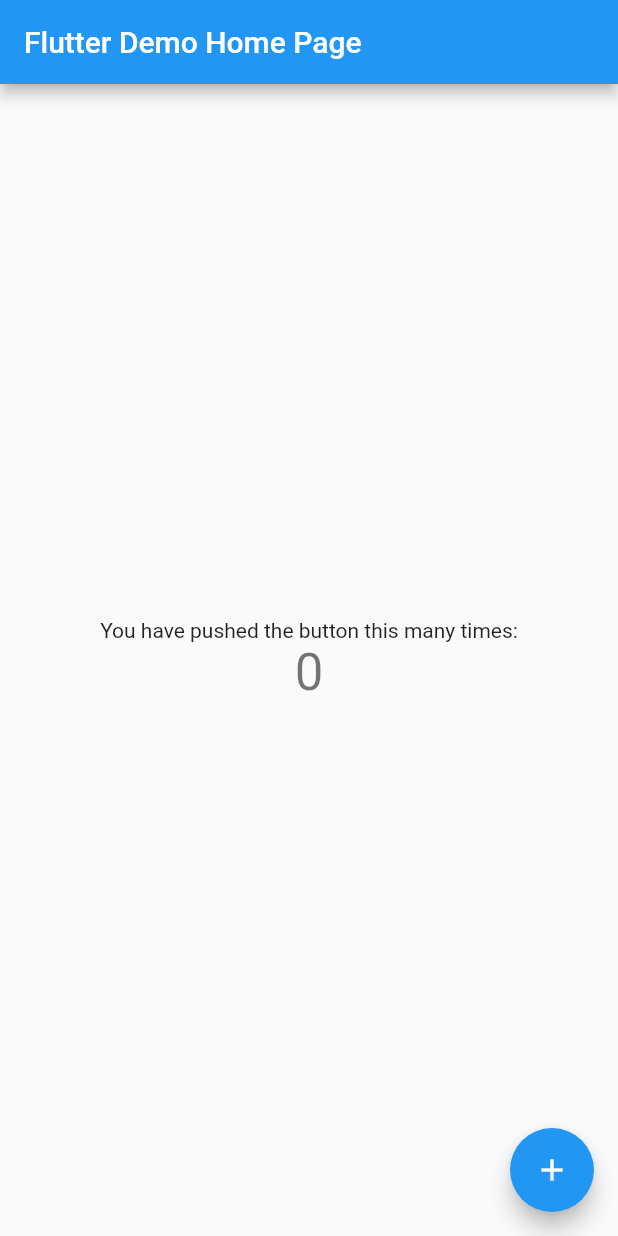
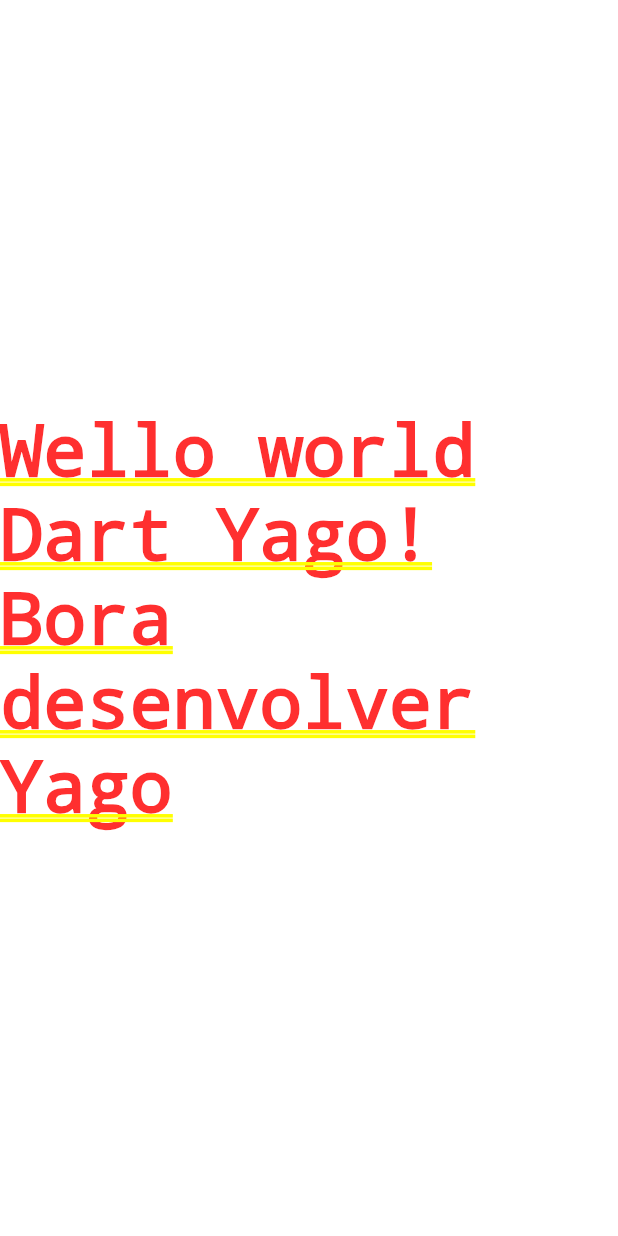
Before and after one commit to yagojf26/flutter, a Flutter app: the screen it shows after launch, on a phone screen of 412 x 824 dp. Run offline on Flutter 3.47's test engine with Material 2 defaults, Android fonts, the light colour scheme and no system bars.

Commit message:
priemro app

```diff
--- a/hello_word/lib/main.dart
+++ b/hello_word/lib/main.dart
@@ -1,111 +1,27 @@
+// importar as dependencias
+
 import 'package:flutter/material.dart';
 
-void main() => runApp(MyApp());
+void main(){
+  //executa o app atravez do runApp
+  runApp(new MaterialApp(
+    // o titulo não aparece na aplicação, é interno
+    title: 'Contador de Cursos',
+    home: new Container(
+          // o container é preenchido por widgets, a funcão do conter é conter aplicações
+      //cor branca 255,255,255,255
+      color: Color.fromARGB(255,255,255,255),
+      // o chield aceita apenas um
+      child: Column(
+        // quando se usa o children ele vários itens
+        // MainAxisAlignment = centraliza no eixo central, altura
+        mainAxisAlignment: MainAxisAlignment.center,
+        children: <Widget>[
+          Text('Wello world Dart Yago!'),
+          Text('Bora desenvolver Yago')
+        ],
+      ),
+    )
 
-class MyApp extends StatelessWidget {
-  // This widget is the root of your application.
-  @override
-  Widget build(BuildContext context) {
-    return MaterialApp(
-      title: 'Flutter Demo',
-      theme: ThemeData(
-        // This is the theme of your application.
-        //
-        // Try running your application with "flutter run". You'll see the
-        // application has a blue toolbar. Then, without quitting the app, try
-        // changing the primarySwatch below to Colors.green and then invoke
-        // "hot reload" (press "r" in the console where you ran "flutter run",
-        // or simply save your changes to "hot reload" in a Flutter IDE).
-        // Notice that the counter didn't reset back to zero; the application
-        // is not restarted.
-        primarySwatch: Colors.blue,
-      ),
-      home: MyHomePage(title: 'Flutter Demo Home Page'),
-    );
-  }
+  ));
 }
-
-class MyHomePage extends StatefulWidget {
-  MyHomePage({Key key, this.title}) : super(key: key);
-
-  // This widget is the home page of your application. It is stateful, meaning
-  // that it has a State object (defined below) that contains fields that affect
-  // how it looks.
-
-  // This class is the configuration for the state. It holds the values (in this
-  // case the title) provided by the parent (in this case the App widget) and
-  // used by the build method of the State. Fields in a Widget subclass are
-  // always marked "final".
-
-  final String title;
-
-  @override
-  _MyHomePageState createState() => _MyHomePageState();
-}
-
-class _MyHomePageState extends State<MyHomePage> {
-  int _counter = 0;
-
-  void _incrementCounter() {
-    setState(() {
-      // This call to setState tells the Flutter framework that something has
-      // changed in this State, which causes it to rerun the build method below
-      // so that the display can reflect the updated values. If we changed
-      // _counter without calling setState(), then the build method would not be
-      // called again, and so nothing would appear to happen.
-      _counter++;
-    });
-  }
-
-  @override
-  Widget build(BuildContext context) {
-    // This method is rerun every time setState is called, for instance as done
-    // by the _incrementCounter method above.
-    //
-    // The Flutter framework has been optimized to make rerunning build methods
-    // fast, so that you can just rebuild anything that needs updating rather
-    // than having to individually change instances of widgets.
-    return Scaffold(
-      appBar: AppBar(
-        // Here we take the value from the MyHomePage object that was created by
-        // the App.build method, and use it to set our appbar title.
-        title: Text(widget.title),
-      ),
-      body: Center(
-        // Center is a layout widget. It takes a single child and positions it
-        // in the middle of the parent.
-        child: Column(
-          // Column is also layout widget. It takes a list of children and
-          // arranges them vertically. By default, it sizes itself to fit its
-          // children horizontally, and tries to be as tall as its parent.
-          //
-          // Invoke "debug painting" (press "p" in the console, choose the
-          // "Toggle Debug Paint" action from the Flutter Inspector in Android
-          // Studio, or the "Toggle Debug Paint" command in Visual Studio Code)
-          // to see the wireframe for each widget.
-          //
-          // Column has various properties to control how it sizes itself and
-          // how it positions its children. Here we use mainAxisAlignment to
-          // center the children vertically; the main axis here is the vertical
-          // axis because Columns are vertical (the cross axis would be
-          // horizontal).
-          mainAxisAlignment: MainAxisAlignment.center,
-          children: <Widget>[
-            Text(
-              'You have pushed the button this many times:',
-            ),
-            Text(
-              '$_counter',
-              style: Theme.of(context).textTheme.display1,
-            ),
-          ],
-        ),
-      ),
-      floatingActionButton: FloatingActionButton(
-        onPressed: _incrementCounter,
-        tooltip: 'Increment',
-        child: Icon(Icons.add),
-      ), // This trailing comma makes auto-formatting nicer for build methods.
-    );
-  }
-}
```
Also changed, not shown: 1 other file.
